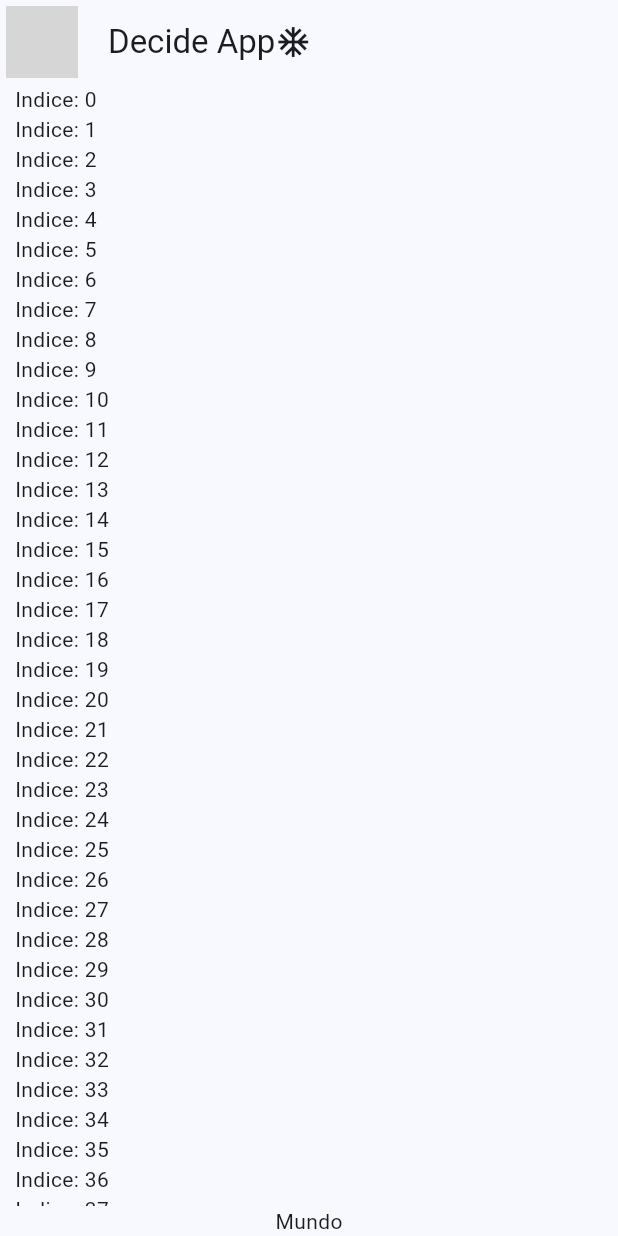
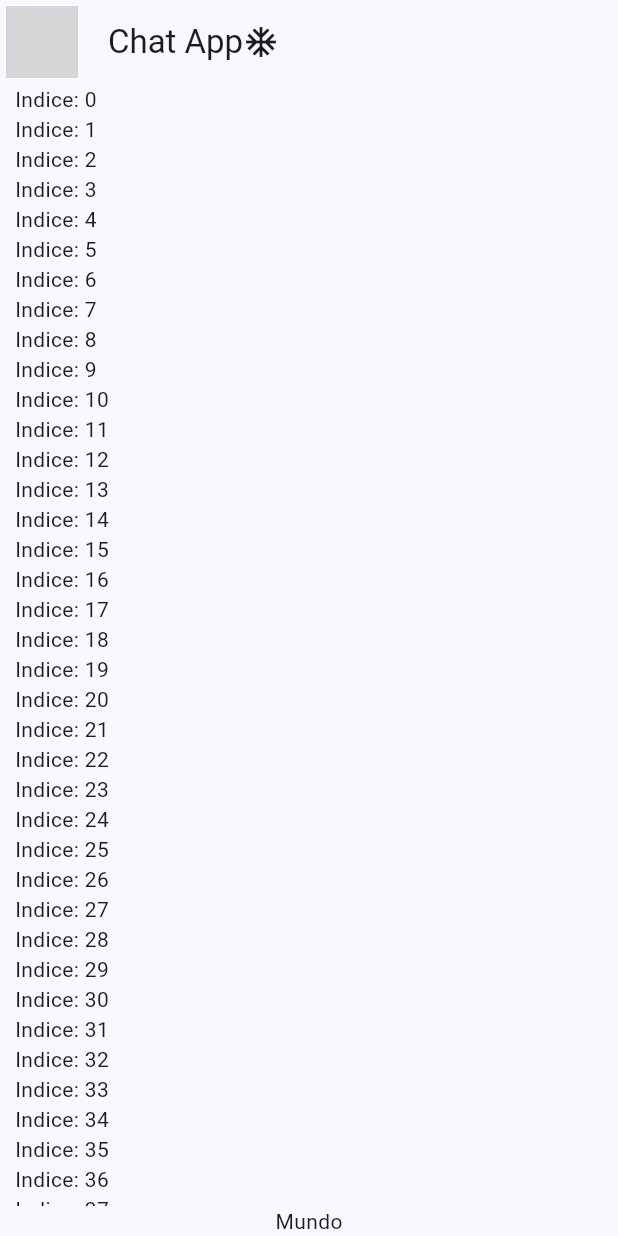
Before and after one commit to chemunoz/flutter-yes-no-app, a Flutter app: the screen it shows after launch, on a phone screen of 412 x 824 dp. Run offline on Flutter 3.47's test engine with Material 2 defaults, Android fonts, the phone set to English and light mode, and no system bars; network calls fail; grey boxes are pictures that could not be loaded.

Commit message:
chore: refactor file structure

```diff
--- a/lib/main.dart
+++ b/lib/main.dart
@@ -1,6 +1,6 @@
 import 'package:flutter/material.dart';
 import 'package:yes_no_app/config/theme/app_theme.dart';
-import 'package:yes_no_app/presentation/chat/chat_screen.dart';
+import 'package:yes_no_app/presentation/screens/chat/chat_screen.dart';
 
 void main() {
   runApp(const MyApp());
--- a/lib/presentation/chat/chat_screen.dart
+++ b/lib/presentation/screens/chat/chat_screen.dart
@@ -15,7 +15,7 @@ class ChatScreen extends StatelessWidget {
             ),
           ),
           title: const Row(
-            children: [Text('Decide App'), Icon(Icons.ac_unit)],
+            children: [Text('Chat App'), Icon(Icons.ac_unit)],
           ),
           centerTitle: false,
         ),
```
